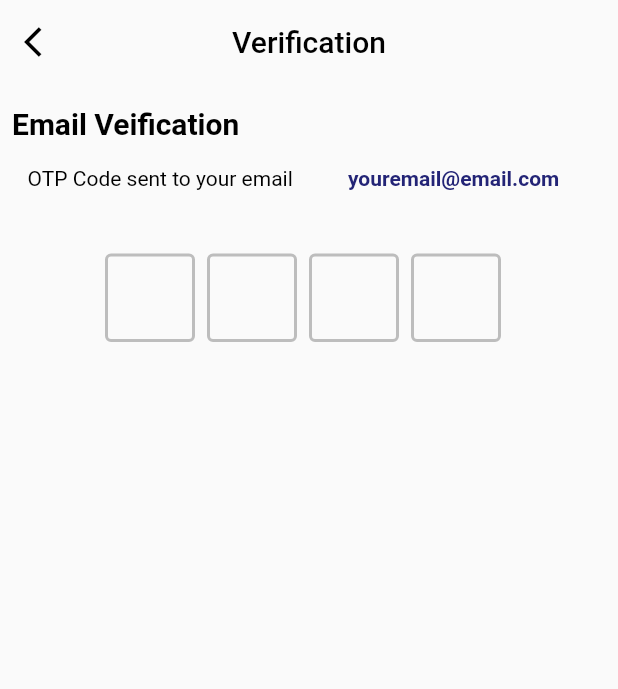
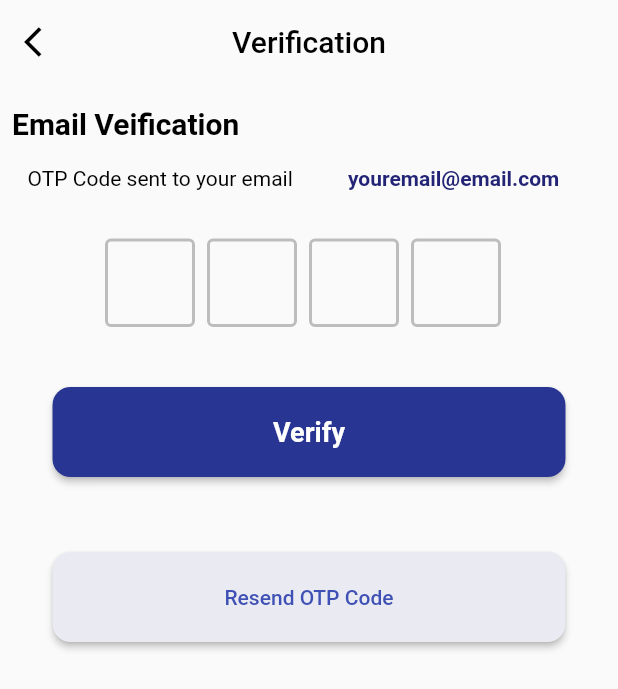
Before and after one commit to Awaizkazi/practice_going_on, a Flutter app: the otpVerification screen opened directly, on a phone screen of 412 x 824 dp. Shown: the top 689 px of the screen. Run offline on Flutter 3.47's test engine with Material 2 defaults, Android fonts, the light colour scheme and no system bars; drawn by our look-alikes of flutter_otp_text_field.

Commit message:
Otp verification Done

```diff
--- a/lib/screens/otp_verification.dart
+++ b/lib/screens/otp_verification.dart
@@ -1,5 +1,7 @@
 import 'package:flutter/material.dart';
 import 'package:flutter_otp_text_field/flutter_otp_text_field.dart';
+
+import 'home.dart';
 
 class otpVerification extends StatefulWidget {
   const otpVerification({super.key});
@@ -70,7 +72,7 @@ class _otpVerificationState extends State<otpVerification> {
               ],
             ),
             SizedBox(
-              height: 40,
+              height: 30,
             ),
             Row(
               mainAxisAlignment: MainAxisAlignment.spaceEvenly,
@@ -100,7 +102,54 @@ class _otpVerificationState extends State<otpVerification> {
                   }, // end onSubmit
                 ),
               ],
-            )
+            ),
+            Padding(
+              padding: const EdgeInsets.symmetric(horizontal: 35, vertical: 40),
+              child: ElevatedButton(
+                onPressed: () {
+                  Navigator.push(
+                    context,
+                    MaterialPageRoute(builder: (context) => const HomeScreen()),
+                  );
+                },
+                style: ElevatedButton.styleFrom(
+                  shape: RoundedRectangleBorder(
+                    borderRadius: BorderRadius.circular(12),
+                  ),
+                  backgroundColor: Colors.indigo[800],
+                  minimumSize: Size.fromHeight(60),
+                ),
+                child: const Text(
+                  'Verify',
+                  style: TextStyle(
+                      color: Colors.white,
+                      fontWeight: FontWeight.bold,
+                      fontSize: 18),
+                ),
+              ),
+            ),
+            Padding(
+              padding: const EdgeInsets.symmetric(horizontal: 35, vertical: 10),
+              child: ElevatedButton(
+                onPressed: () {
+                  Navigator.push(
+                    context,
+                    MaterialPageRoute(builder: (context) => const HomeScreen()),
+                  );
+                },
+                style: ElevatedButton.styleFrom(
+                  shape: RoundedRectangleBorder(
+                    borderRadius: BorderRadius.circular(12),
+                  ),
+                  backgroundColor: Color(0xffeaeaf2),
+                  minimumSize: Size.fromHeight(60),
+                ),
+                child: const Text(
+                  'Resend OTP Code',
+                  style: TextStyle(color: Colors.indigo),
+                ),
+              ),
+            ),
           ],
         ),
       ),
--- a/lib/screens/welcome.dart
+++ b/lib/screens/welcome.dart
@@ -1,5 +1,5 @@
 import 'package:flutter/material.dart';
-import 'lgoin_screen.dart';
+import 'login_screen.dart';
 
 class WelcomeScreen extends StatelessWidget {
   const WelcomeScreen({super.key});
```
Also changed, not shown: lib/screens/home.dart (added, +17 -0 lines), lib/screens/login_screen.dart (renamed from lib/screens/lgoin_screen.dart).
